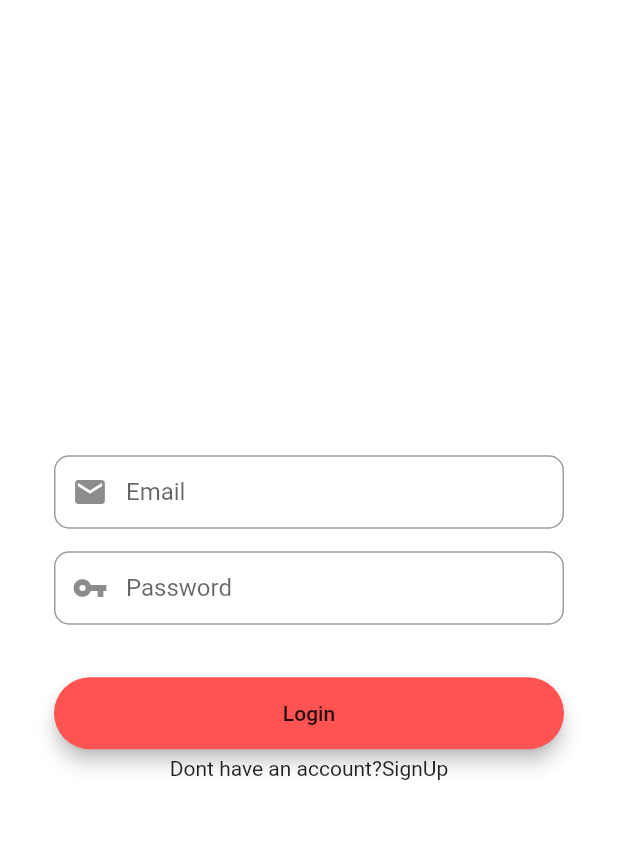
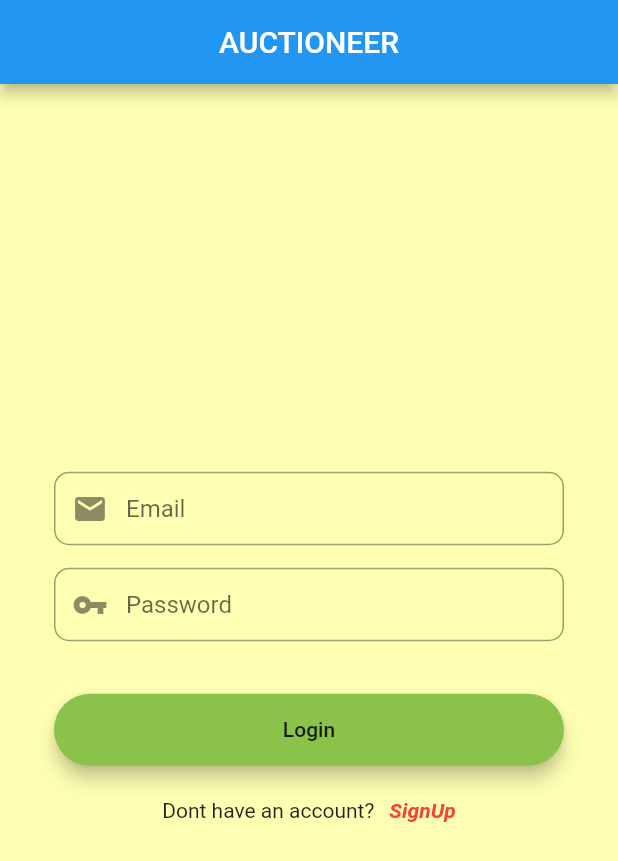
Before and after one commit to Dhruvpshahh/Test, a Flutter app: the screen it shows after launch, on a phone screen of 412 x 824 dp. Shown: the top 861 px of the screen. Run offline on Flutter 3.47's test engine with Material 2 defaults, Android fonts, the phone set to English and light mode, and no system bars; our stand-ins replace cloud_firestore, firebase_auth, firebase_core, fluttertoast; accounts and stored records are empty.

Commit message:
appbar on login

```diff
--- a/lib/Authenticate/login_sceen1.dart
+++ b/lib/Authenticate/login_sceen1.dart
@@ -73,7 +73,7 @@ class _LoginScreenState extends State<LoginScreen> {
     final loginButton = Material(
       elevation: 5,
       borderRadius: BorderRadius.circular(30),
-      color: Colors.redAccent,
+      color: Colors.lightGreen,
       child: MaterialButton(
         padding: EdgeInsets.fromLTRB(20, 15, 20, 15),
         minWidth: MediaQuery.of(context).size.width,
@@ -87,10 +87,17 @@ class _LoginScreenState extends State<LoginScreen> {
     );
     return Center(
       child: Scaffold(
-        backgroundColor: Colors.white,
+        appBar: AppBar(
+          centerTitle:true,
+          backgroundColor: Colors.blue,
+          title:Text(
+            'AUCTIONEER'
+          ),
+        ),
+        backgroundColor: Colors.yellowAccent,
         body: Center(
           child: Container(
-            color: Colors.white,
+            color: Colors.white70,
             child: Center(
               child: Padding(
                 padding: const EdgeInsets.all(36.0),
@@ -110,7 +117,9 @@ class _LoginScreenState extends State<LoginScreen> {
                             Row(
                               mainAxisAlignment: MainAxisAlignment.center,
                               children: [
+                                SizedBox(height: 50),
                                 Text("Dont have an account?"),
+                                SizedBox(width: 10),
                                 GestureDetector(
                                   onTap: () {
                                     Navigator.push(
@@ -119,7 +128,13 @@ class _LoginScreenState extends State<LoginScreen> {
                                             builder: (context) =>
                                                 RegistrationScreen()));
                                   },
-                                  child: Text("SignUp"),
+
+                                  child: Text("SignUp", style: TextStyle(
+                                    color: Colors.red,
+                                    fontStyle: FontStyle.italic,
+                                    fontWeight: FontWeight.bold,
+                                  ),
+                                  ),
                                 )
                               ],
                             )
```
